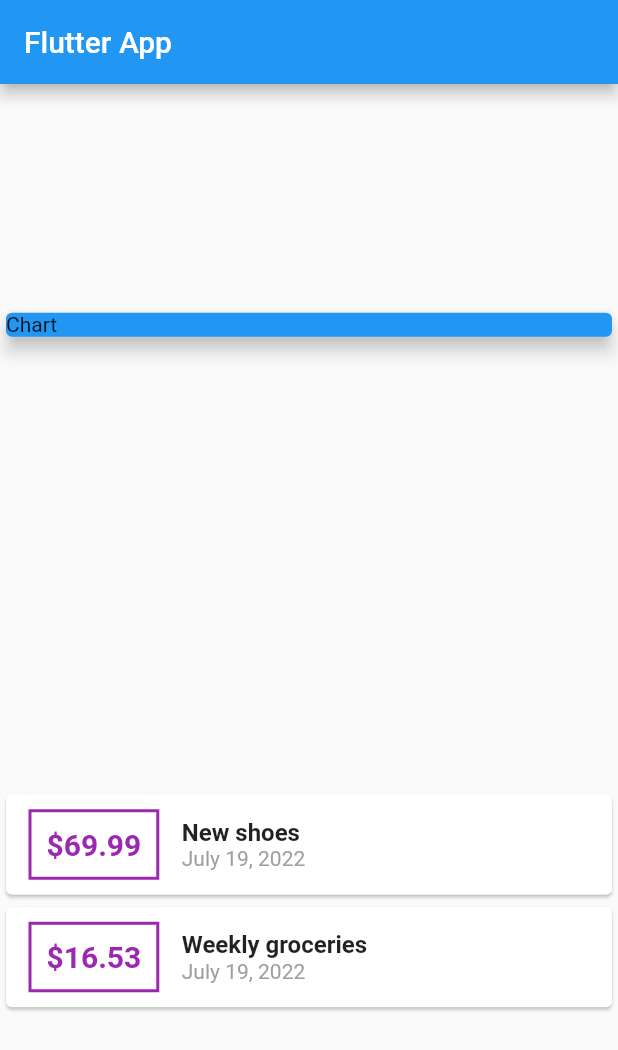
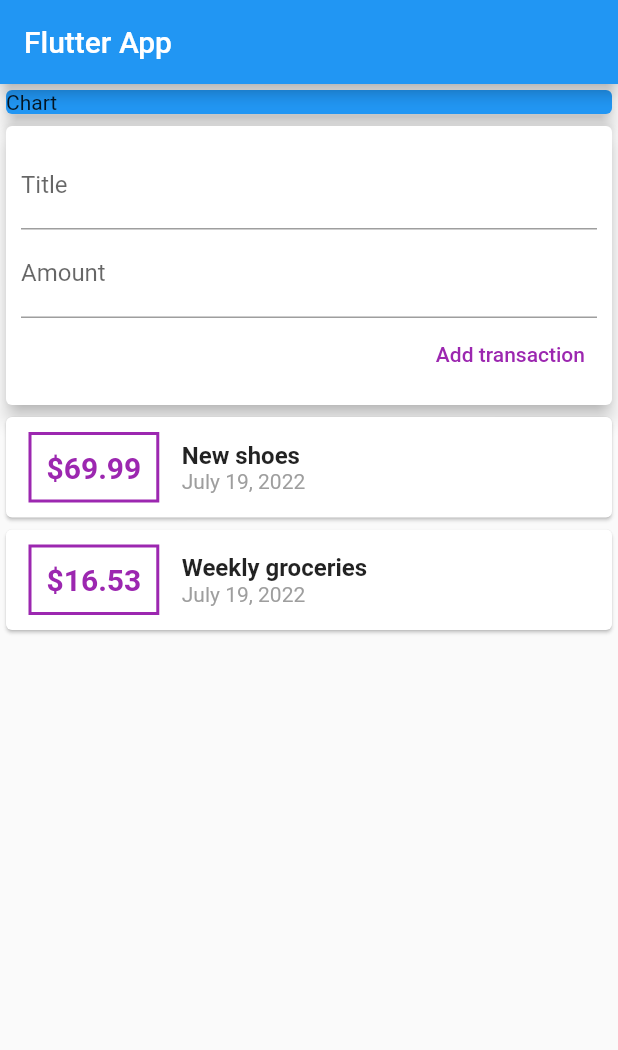
Before and after one commit to mabat/personal_expenses, a Flutter app: the screen it shows after launch, on a phone screen of 412 x 824 dp. Shown: the top 1050 px of the screen. Run offline on Flutter 3.47's test engine with Material 2 defaults, Android fonts, the phone set to English and light mode, and no system bars.

Commit message:
Handling user input

```diff
--- a/lib/main.dart
+++ b/lib/main.dart
@@ -1,4 +1,5 @@
 import 'package:flutter/material.dart';
+import 'package:flutter/services.dart';
 import 'package:intl/intl.dart';
 import './transaction.dart';
 
@@ -30,6 +31,13 @@ class MyHomePage extends StatelessWidget {
     )
   ];
 
+  /* String amountInput;
+  String titleInput; */
+  //better way
+
+  final titleController = TextEditingController();
+  final amountController = TextEditingController();
+
   @override
   Widget build(BuildContext context) {
     return Scaffold(
@@ -37,7 +45,7 @@ class MyHomePage extends StatelessWidget {
         title: Text('Flutter App'),
       ),
       body: Column(
-        mainAxisAlignment: MainAxisAlignment.spaceAround,
+        mainAxisAlignment: MainAxisAlignment.start,
         crossAxisAlignment: CrossAxisAlignment.stretch,
         children: <Widget>[
           Container(
@@ -46,6 +54,44 @@ class MyHomePage extends StatelessWidget {
               color: Colors.blue,
               child: Text('Chart'),
               elevation: 5,
+            ),
+          ),
+          Card(
+            elevation: 5,
+            child: Container(
+              padding: EdgeInsets.all(10),
+              child: Column(
+                crossAxisAlignment: CrossAxisAlignment.end,
+                children: <Widget>[
+                  TextField(
+                    decoration: InputDecoration(
+                      labelText: "Title",
+                    ),
+                    controller: titleController,
+                    // onChanged: (value) {
+                    //   titleInput = value;
+                    // },
+                  ),
+                  TextField(
+                    decoration: InputDecoration(
+                      labelText: "Amount",
+                    ),
+                    controller: amountController,
+                    // onChanged: (value) {
+                    //   amountInput = value;
+                    // },
+                  ),
+                  TextButton(
+                      onPressed: () {
+                        print(
+                            titleController.text + " " + amountController.text);
+                      },
+                      child: Text(
+                        "Add transaction",
+                        style: TextStyle(color: Colors.purple),
+                      ))
+                ],
+              ),
             ),
           ),
           Column(
```
